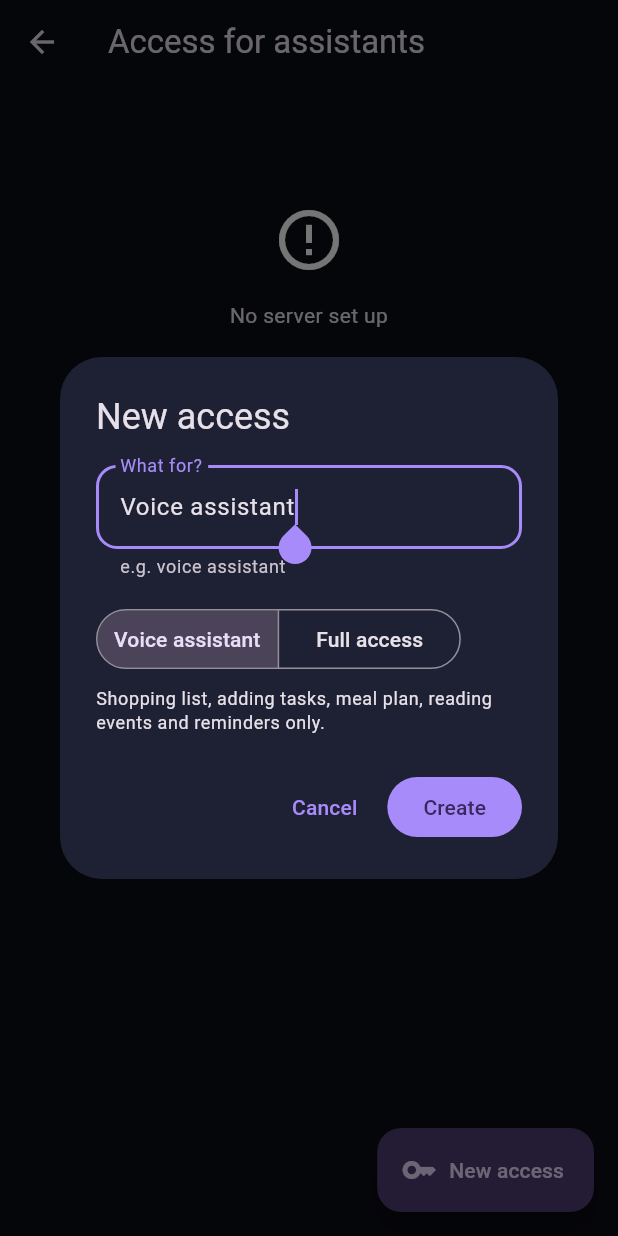
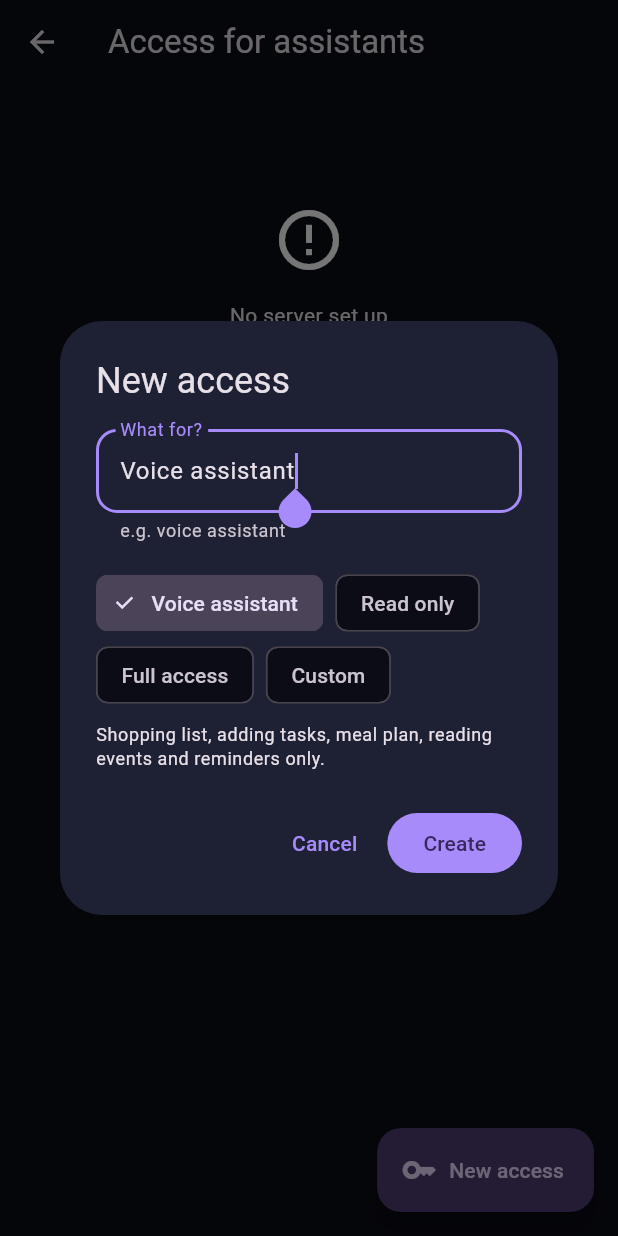
Before and after one commit to Brottuetchen/familienhub, a Flutter app: the ApiTokensScreen screen opened directly, after a tap on "New access", on a phone screen of 412 x 824 dp. Run offline on Flutter 3.47's test engine with Material 3 defaults, Android fonts, the phone set to English and light mode, and no system bars; our stand-ins replace app_links, firebase_core, firebase_messaging, flutter_local_notifications, flutter_riverpod, flutter_secure_storage and 3 more; missing offline and left inert: crop_your_image, dart:js_interop, expressive_loading_indicator, home_widget, quick_actions, workmanager; accounts and stored records are empty; generated files the repository leaves out were written again.

Commit message:
feat(app): read-only and custom per-area access keys (#53)
Co-Authored-By: Claude Opus 5.5 <noreply@anthropic.com>
Claude-Session: https://claude.ai/code/session_01H7RHVRf46PPrAau8KY5nZX

```diff
--- a/app/lib/l10n/app_en.arb
+++ b/app/lib/l10n/app_en.arb
@@ -311,6 +311,30 @@
   "accessFull": "Full access",
   "accessVoiceHint": "Shopping list, adding tasks, meal plan, reading events and reminders only.",
   "accessFullWarning": "Full access: the key may do everything you can do in the app, with your role, including deleting. Only for services you trust. You can revoke it at any time.",
+  "accessReadOnly": "Read only",
+  "accessReadHint": "May read everything (today, tasks, shopping, calendar, meals, reminders, notifications, documents, books, media) but change nothing.",
+  "accessCustom": "Custom",
+  "accessCustomHint": "Choose read and/or write per area. Write includes read.",
+  "accessWriteWarning": "Careful: with write access the key can change and delete entries in these areas, as you.",
+  "accessCustomSummary": "Custom ({n} areas)",
+  "@accessCustomSummary": {
+    "placeholders": {
+      "n": {}
+    }
+  },
+  "accessCanRead": "Read",
+  "accessCanWrite": "Write",
+  "accessScopesTitle": "Permissions",
+  "areaKeyToday": "Today",
+  "areaKeyTasks": "Tasks",
+  "areaKeyShopping": "Shopping",
+  "areaKeyCalendar": "Calendar",
+  "areaKeyMeals": "Meals",
+  "areaKeyReminders": "Reminders",
+  "areaKeyNotifications": "Notifications",
+  "areaKeyDocuments": "Documents",
+  "areaKeyBooks": "Books",
+  "areaKeyMedia": "Media",
   "newAccess": "New access",
   "whatFor": "What for?",
   "egVoiceAssistant": "e.g. voice assistant",
--- a/app/lib/models/account.dart
+++ b/app/lib/models/account.dart
@@ -284,6 +284,9 @@ class CalDavAccountInfo {
 }
 
 /// Persönlicher Zugangsschlüssel (z. B. für einen Sprachassistenten). Klartext gibt es nur beim Anlegen.
+/// Areas of the normal API an access key can be limited to (scopes `api:<area>:read|write`).
+const apiKeyAreas = ['today', 'tasks', 'shopping', 'calendar', 'meals', 'reminders', 'notifications', 'documents', 'books', 'media'];
+
 class ApiTokenInfo {
   final int id;
   final String name;
@@ -306,6 +309,21 @@ class ApiTokenInfo {
   });
 
   bool get isFullAccess => scopes == null;
+
+  /// Which areas of the normal API the scopes cover: area -> (read, write).
+  Map<String, ({bool read, bool write})> get apiAreas => {
+        for (final a in apiKeyAreas)
+          a: (read: scopes?.contains('api:$a:read') ?? false, write: scopes?.contains('api:$a:write') ?? false)
+      };
+
+  /// 'full', 'voice', 'read' or 'custom'.
+  String get preset {
+    final sc = scopes;
+    if (sc == null) return 'full';
+    if (sc.isNotEmpty && sc.every((e) => !e.startsWith('api:'))) return 'voice';
+    if (sc.length == apiKeyAreas.length && apiKeyAreas.every((a) => sc.contains('api:$a:read'))) return 'read';
+    return 'custom';
+  }
 
   factory ApiTokenInfo.fromJson(Map<String, dynamic> json) => ApiTokenInfo(
         id: parseInt(json['id']) ?? 0,
--- a/app/lib/screens/more/api_tokens_screen.dart
+++ b/app/lib/screens/more/api_tokens_screen.dart
@@ -25,7 +25,7 @@ class ApiTokensScreen extends ConsumerWidget {
       final created = await api.createApiToken(
         name,
         // Default is least privilege (voice endpoints only); full access is an explicit choice.
-        scopes: choice.fullAccess ? null : const ['voice'],
+        scopes: choice.scopes,
       );
       container.invalidate(apiTokensProvider);
       if (!context.mounted) return;
@@ -94,9 +94,10 @@ class ApiTokensScreen extends ConsumerWidget {
                 title: Text(t.name),
                 subtitle: Text([
                   '${t.hint}…',
-                  t.isFullAccess ? l10n.accessFull : l10n.accessVoice,
+                  _presetLabel(t),
                   if (t.lastUsedAt != null) l10n.lastUsed(fmt.format(t.lastUsedAt!)) else l10n.neverUsed,
                 ].join(' · ')),
+                onTap: t.preset == 'custom' ? () => _showScopes(context, t) : null,
                 trailing: IconButton(
                   tooltip: l10n.revoke,
                   icon: const Icon(Icons.delete_outline),
@@ -114,11 +115,48 @@ class ApiTokensScreen extends ConsumerWidget {
   }
 }
 
-/// Result of the create dialog.
+String _areaName(String a) => switch (a) {
+      'today' => l10n.areaKeyToday,
+      'tasks' => l10n.areaKeyTasks,
+      'shopping' => l10n.areaKeyShopping,
+      'calendar' => l10n.areaKeyCalendar,
+      'meals' => l10n.areaKeyMeals,
+      'reminders' => l10n.areaKeyReminders,
+      'notifications' => l10n.areaKeyNotifications,
+      'documents' => l10n.areaKeyDocuments,
+      'books' => l10n.areaKeyBooks,
+      _ => l10n.areaKeyMedia,
+    };
+
+String _presetLabel(ApiTokenInfo t) => switch (t.preset) {
+      'full' => l10n.accessFull,
+      'voice' => l10n.accessVoice,
+      'read' => l10n.accessReadOnly,
+      _ => l10n.accessCustomSummary(t.apiAreas.values.where((v) => v.read || v.write).length.toString()),
+    };
+
+void _showScopes(BuildContext context, ApiTokenInfo t) {
+  showDialog<void>(
+    context: context,
+    builder: (ctx) => AlertDialog(
+      title: Text(l10n.accessScopesTitle),
+      content: SingleChildScrollView(
+        child: Column(mainAxisSize: MainAxisSize.min, crossAxisAlignment: CrossAxisAlignment.start, children: [
+          for (final e in t.apiAreas.entries)
+            if (e.value.read || e.value.write)
+              Text('${_areaName(e.key)}: ${[if (e.value.read) l10n.accessCanRead, if (e.value.write) l10n.accessCanWrite].join(' + ')}'),
+        ]),
+      ),
+      actions: [TextButton(onPressed: () => Navigator.pop(ctx), child: Text(l10n.finished))],
+    ),
+  );
+}
+
+/// Result of the create dialog. [scopes] null = full access.
 class _NewKey {
   final String name;
-  final bool fullAccess;
-  const _NewKey(this.name, this.fullAccess);
+  final List<String>? scopes;
+  const _NewKey(this.name, this.scopes);
 }
 
 /// Asks for the name and the access type of the new key. Owns its controller and accepts only one submit, so a
@@ -133,7 +171,9 @@ class _NameDialog extends StatefulWidget {
 class _NameDialogState extends State<_NameDialog> {
   final _ctrl = TextEditingController(text: l10n.voiceAssistant);
   bool _done = false;
-  bool _full = false;
+  String _type = 'voice'; // voice | read | full | custom
+  final _read = <String>{};
+  final _write = <String>{};
 
   @override
   void dispose() {
@@ -147,8 +187,36 @@ class _NameDialogState extends State<_NameDialog> {
     Navigator.pop(context, result);
   }
 
+  List<String>? get _scopes => switch (_type) {
+        'full' => null,
+        'read' => const ['read'],
+        'custom' => [
+            for (final a in apiKeyAreas) ...[
+              if (_read.contains(a) || _write.contains(a)) 'api:$a:read',
+              if (_write.contains(a)) 'api:$a:write',
+            ]
+          ],
+        _ => const ['voice'],
+      };
+
+  String get _hint => switch (_type) {
+        'full' => l10n.accessFullWarning,
+        'read' => l10n.accessReadHint,
+        'custom' => l10n.accessCustomHint,
+        _ => l10n.accessVoiceHint,
+      };
+
+  Widget _chip(String type, String label) => ChoiceChip(
+        key: Key('access-$type'),
+        label: Text(label),
+        selected: _type == type,
+        onSelected: (_) => setState(() => _type = type),
+      );
+
   @override
-  Widget build(BuildContext context) => AlertDialog(
+  Widget build(BuildContext context) {
+    final canCreate = _type != 'custom' || _scopes!.isNotEmpty;
+    return AlertDialog(
       title: Text(l10n.newAccess),
       content: SingleChildScrollView(
         child: Column(
@@ -161,25 +229,56 @@ class _NameDialogState extends State<_NameDialog> {
               decoration: InputDecoration(labelText: l10n.whatFor, helperText: l10n.egVoiceAssistant),
             ),
             const SizedBox(height: 16),
-              SegmentedButton<bool>(
-                key: const Key('access-type'),
-                showSelectedIcon: false,
-                segments: [
-                  ButtonSegment(value: false, label: Text(l10n.accessVoice)),
-                  ButtonSegment(value: true, label: Text(l10n.accessFull)),
+            Wrap(spacing: 8, children: [
+              _chip('voice', l10n.accessVoice),
+              _chip('read', l10n.accessReadOnly),
+              _chip('full', l10n.accessFull),
+              _chip('custom', l10n.accessCustom),
+            ]),
+            const SizedBox(height: 8),
+            Text(_hint, key: const Key('access-type-hint'), style: Theme.of(context).textTheme.bodySmall),
+            if (_type == 'custom') ...[
+              const SizedBox(height: 8),
+              for (final a in apiKeyAreas)
+                Row(children: [
+                  Expanded(child: Text(_areaName(a))),
+                  Text(l10n.accessCanRead, style: Theme.of(context).textTheme.bodySmall),
+                  Checkbox(
+                    key: Key('read-$a'),
+                    value: _read.contains(a) || _write.contains(a),
+                    onChanged: (v) => setState(() {
+                      if (v == true) {
+                        _read.add(a);
+                      } else {
+                        _read.remove(a);
+                        _write.remove(a);
+                      }
+                    }),
+                  ),
+                  Text(l10n.accessCanWrite, style: Theme.of(context).textTheme.bodySmall),
+                  Checkbox(
+                    key: Key('write-$a'),
+                    value: _write.contains(a),
+                    onChanged: (v) => setState(() {
+                      if (v == true) {
+                        _write.add(a);
+                        _read.add(a);
+                      } else {
+                        _write.remove(a);
+                      }
+                    }),
+                  ),
+                ]),
+              if (_write.isNotEmpty)
+                Text(l10n.accessWriteWarning, key: const Key('write-warning'), style: Theme.of(context).textTheme.bodySmall),
             ],
-                selected: {_full},
-                onSelectionChanged: (s) => setState(() => _full = s.first),
-              ),
-              const SizedBox(height: 8),
-              Text(_full ? l10n.accessFullWarning : l10n.accessVoiceHint,
-                  key: const Key('access-type-hint'), style: Theme.of(context).textTheme.bodySmall),
           ],
         ),
       ),
       actions: [
         TextButton(onPressed: _close, child: Text(l10n.cancel)),
-          FilledButton(onPressed: () => _close(_NewKey(_ctrl.text.trim(), _full)), child: Text(l10n.create)),
+        FilledButton(onPressed: canCreate ? () => _close(_NewKey(_ctrl.text.trim(), _scopes)) : null, child: Text(l10n.create)),
       ],
     );
   }
+}
```
Also changed, not shown: app/lib/l10n/app_de.arb (+24 -0 lines), 1 other file. Lines whose indentation alone changed are shown as unchanged.
